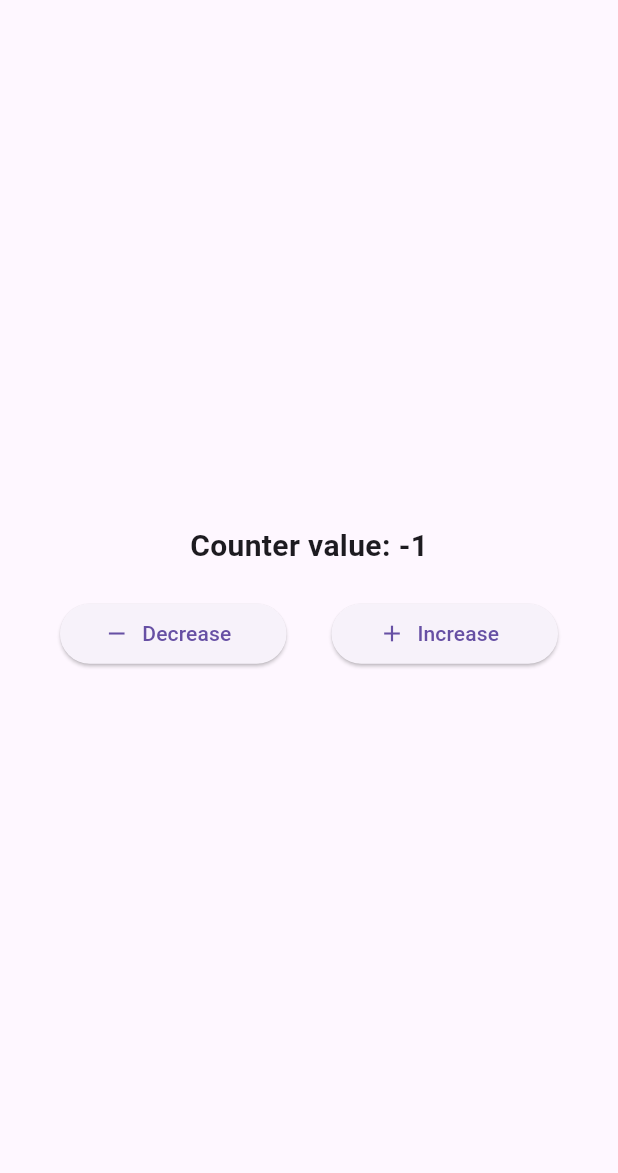
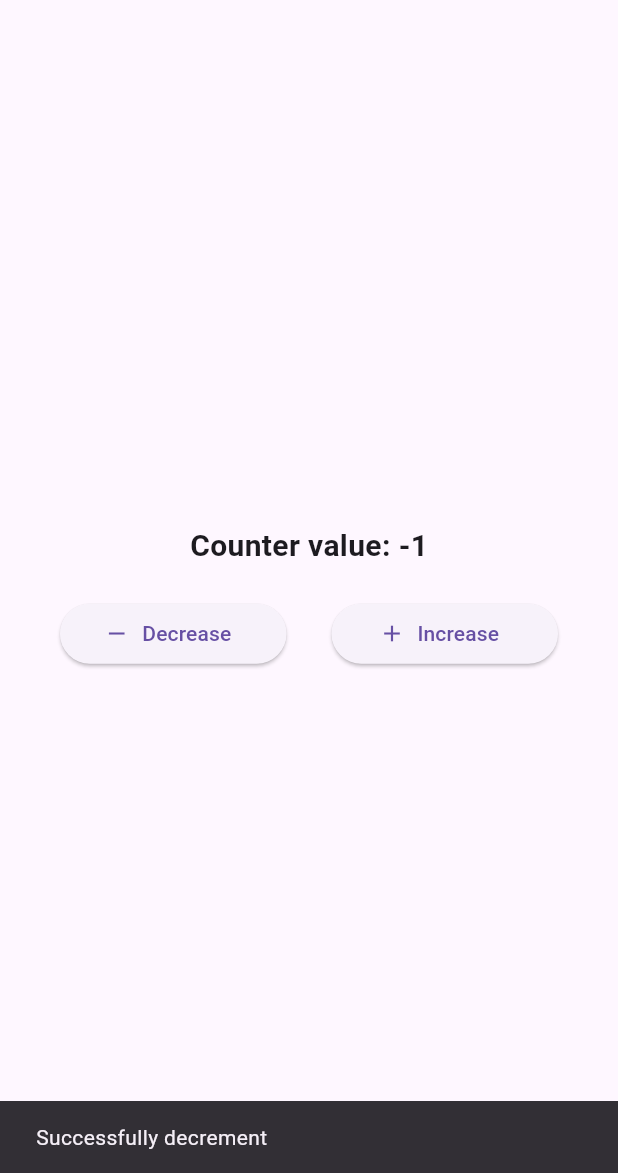
Before and after one commit to im-victor-mendez/counter_app_bloc, a Flutter app: the screen it shows after launch, after a tap on "Decrease", on a phone screen of 412 x 824 dp, the part 63-1236 px from its top. Run offline on Flutter 3.47's test engine with Material 3 defaults, Android fonts, the phone set to English and light mode, and no system bars; our stand-ins replace bloc, equatable, flutter_bloc.

Commit message:
refactor: Replaced counter_bloc emitters with states

```diff
--- a/lib/blocs/counter_bloc/counter_bloc.dart
+++ b/lib/blocs/counter_bloc/counter_bloc.dart
@@ -6,19 +6,19 @@ part 'counter_state.dart';
 
 class CounterBloc extends Bloc<CounterEvent, CounterState> {
   CounterBloc() : super(CounterInitial()) {
+    on<CounterDecrementEvent>(_onCounterDecrement);
     on<CounterIncrementEvent>(_onCounterIncrement);
-    on<CounterDecrementEvent>(_onCounterDecrement);
   }
 
   void _onCounterDecrement(
     CounterDecrementEvent event,
     Emitter<CounterState> emit,
   ) =>
-      emit(CounterState(counterValue: state.counterValue - 1));
+      emit(DecrementState(state.counterValue - 1));
 
   void _onCounterIncrement(
     CounterIncrementEvent event,
     Emitter<CounterState> emit,
   ) =>
-      emit(CounterState(counterValue: state.counterValue + 1));
+      emit(IncrementState(state.counterValue + 1));
 }
--- a/lib/blocs/counter_bloc/counter_state.dart
+++ b/lib/blocs/counter_bloc/counter_state.dart
@@ -12,3 +12,11 @@ class CounterState extends Equatable {
 final class CounterInitial extends CounterState {
   CounterInitial({super.counterValue = 0});
 }
+
+class IncrementState extends CounterState {
+  IncrementState(int increasedValue) : super(counterValue: increasedValue);
+}
+
+class DecrementState extends CounterState {
+  DecrementState(int decreasedValue) : super(counterValue: decreasedValue);
+}
--- a/lib/screen/home_screen.dart
+++ b/lib/screen/home_screen.dart
@@ -30,13 +30,9 @@ class _HomeScreenState extends State<HomeScreen> {
           children: [
             // Counter value
             Center(
-              child: BlocBuilder<CounterBloc, CounterState>(
-                builder: (context, state) {
-                  return Text(
-                    'Counter value: ${state.counterValue}',
-                    style: TextStyle(fontSize: 20, fontWeight: FontWeight.bold),
-                  );
-                },
+              child: BlocConsumer<CounterBloc, CounterState>(
+                listener: counterListener,
+                builder: counterBuilder,
               ),
             ),
             // Space
@@ -73,4 +69,25 @@ class _HomeScreenState extends State<HomeScreen> {
       ),
     );
   }
+
+  Widget counterBuilder(context, state) => Text(
+        'Counter value: ${state.counterValue}',
+        style: TextStyle(fontSize: 20, fontWeight: FontWeight.bold),
+      );
+
+  void counterListener(context, state) {
+    switch (state) {
+      case DecrementState():
+        ScaffoldMessenger.of(context)
+            .showSnackBar(SnackBar(content: Text('Successfully decrement')));
+        break;
+      case IncrementState():
+        ScaffoldMessenger.of(context)
+            .showSnackBar(SnackBar(content: Text('Successfully decrement')));
+        break;
+      default:
+        ScaffoldMessenger.of(context)
+            .showSnackBar(SnackBar(content: Text('An error has been ocurred')));
+    }
+  }
 }
```
